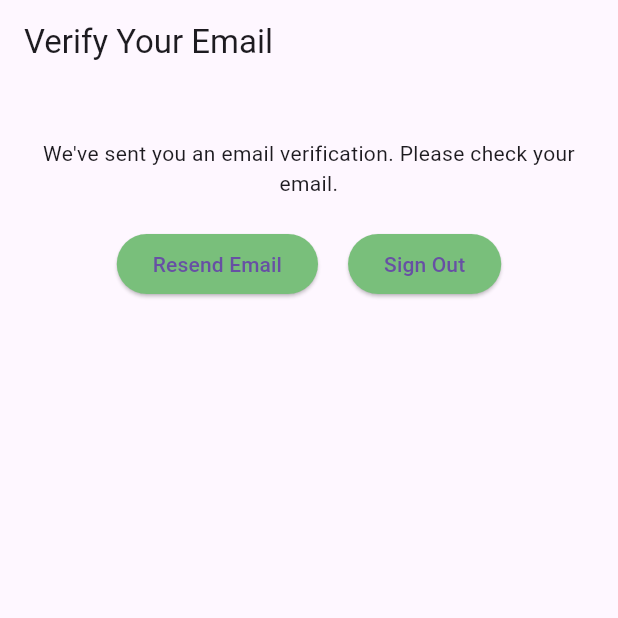
After one commit to sykathowlader/study_buddy_fl, a Flutter app: the VerifyEmailPage screen opened directly, on a phone screen of 412 x 824 dp, the top half of it. The commit adds this screen. Run offline on Flutter 3.47's test engine with Material 3 defaults, Android fonts, the light colour scheme and no system bars; our stand-ins replace cloud_firestore, firebase_auth, firebase_core, firebase_messaging, firebase_storage, image_picker; missing offline and left inert: dcdg; accounts and stored records are empty; network calls fail.

```diff
--- /dev/null
+++ b/lib/login_pages/verify_email.dart
@@ -0,0 +1,90 @@
+import 'dart:async';
+import 'package:firebase_auth/firebase_auth.dart';
+import 'package:flutter/material.dart';
+
+class VerifyEmailPage extends StatefulWidget {
+  @override
+  _VerifyEmailPageState createState() => _VerifyEmailPageState();
+}
+
+class _VerifyEmailPageState extends State<VerifyEmailPage> {
+  late Timer timer;
+
+  @override
+  void initState() {
+    super.initState();
+    // Set up a periodic timer to check for email verification
+    timer = Timer.periodic(Duration(seconds: 3), (timer) async {
+      // Force a user reload to update email verification status
+      await FirebaseAuth.instance.currentUser?.reload();
+      final user = FirebaseAuth.instance.currentUser;
+
+      // If the email has been verified, navigate to the main navigation
+      if (user != null && user.emailVerified) {
+        timer.cancel(); // Stop the timer
+        Navigator.of(context).pushReplacementNamed('/main_navigation');
+      }
+    });
+  }
+
+  @override
+  void dispose() {
+    timer.cancel(); // Cancel the timer when the widget is disposed
+    super.dispose();
+  }
+
+  @override
+  Widget build(BuildContext context) {
+    final user = FirebaseAuth.instance.currentUser;
+
+    return Scaffold(
+      appBar: AppBar(
+        title: Text("Verify Your Email"),
+      ),
+      body: Padding(
+        padding: const EdgeInsets.all(16.0),
+        child: Align(
+          alignment: Alignment.topCenter,
+          child: Column(
+            crossAxisAlignment: CrossAxisAlignment.center,
+            children: <Widget>[
+              Padding(
+                padding: const EdgeInsets.only(top: 20.0),
+                child: Text(
+                  "We've sent you an email verification. Please check your email.",
+                  textAlign: TextAlign.center,
+                ),
+              ),
+              SizedBox(height: 20),
+              Row(
+                mainAxisAlignment: MainAxisAlignment.center,
+                children: [
+                  ElevatedButton(
+                    style: ElevatedButton.styleFrom(
+                      backgroundColor: const Color.fromARGB(255, 121, 191, 123),
+                    ),
+                    onPressed: () async {
+                      await user?.sendEmailVerification();
+                    },
+                    child: Text("Resend Email"),
+                  ),
+                  SizedBox(width: 20), // Spacing between the buttons
+                  ElevatedButton(
+                    style: ElevatedButton.styleFrom(
+                      backgroundColor: const Color.fromARGB(255, 121, 191, 123),
+                    ),
+                    onPressed: () async {
+                      await FirebaseAuth.instance.signOut();
+                      Navigator.of(context).pushReplacementNamed('/login');
+                    },
+                    child: Text("Sign Out"),
+                  ),
+                ],
+              ),
+            ],
+          ),
+        ),
+      ),
+    );
+  }
+}
--- a/lib/main.dart
+++ b/lib/main.dart
@@ -6,9 +6,11 @@ import 'package:study_buddy_fl/home_pages/main_navigation.dart';
 import 'package:study_buddy_fl/login_pages/login.dart';
 import 'package:study_buddy_fl/login_pages/signup.dart';
 import 'package:study_buddy_fl/profile/profile_page.dart';
+import 'package:study_buddy_fl/services/firebase_messaging.dart';
 import 'package:study_buddy_fl/study/create_session_form.dart';
 import 'package:study_buddy_fl/study/search_session.dart';
 import 'package:study_buddy_fl/study/study_page.dart';
+import 'package:dcdg/dcdg.dart';
 
 final GlobalKey<NavigatorState> navigatorKey = GlobalKey<NavigatorState>();
 
@@ -25,6 +27,7 @@ void main() async {
     // If an error occurs during Firebase initialization, print an error message.
     print('Firebase connection failed: $e');
   }
+  FirebaseApi().initNotifications();
   runApp(MyApp());
 }
 
--- a/pubspec.yaml
+++ b/pubspec.yaml
@@ -41,6 +41,8 @@ dependencies:
   image_picker: ^1.0.7
   intl: ^0.19.0
   flutter_datetime_picker: ^1.5.1
+  firebase_messaging: ^14.8.1
+  dcdg: ^4.1.0
 
 dev_dependencies:
   flutter_test:
```
Also changed, not shown: lib/login_pages/login.dart (+15 -5 lines), lib/login_pages/signup.dart (+21 -9 lines), lib/profile/profile_page.dart (+4 -4 lines), lib/services/auth.dart (+10 -9 lines), lib/services/firebase_messaging.dart (added, +17 -0 lines), lib/services/study_session_service.dart (+0 -34 lines), pubspec.lock, 1 other file.
